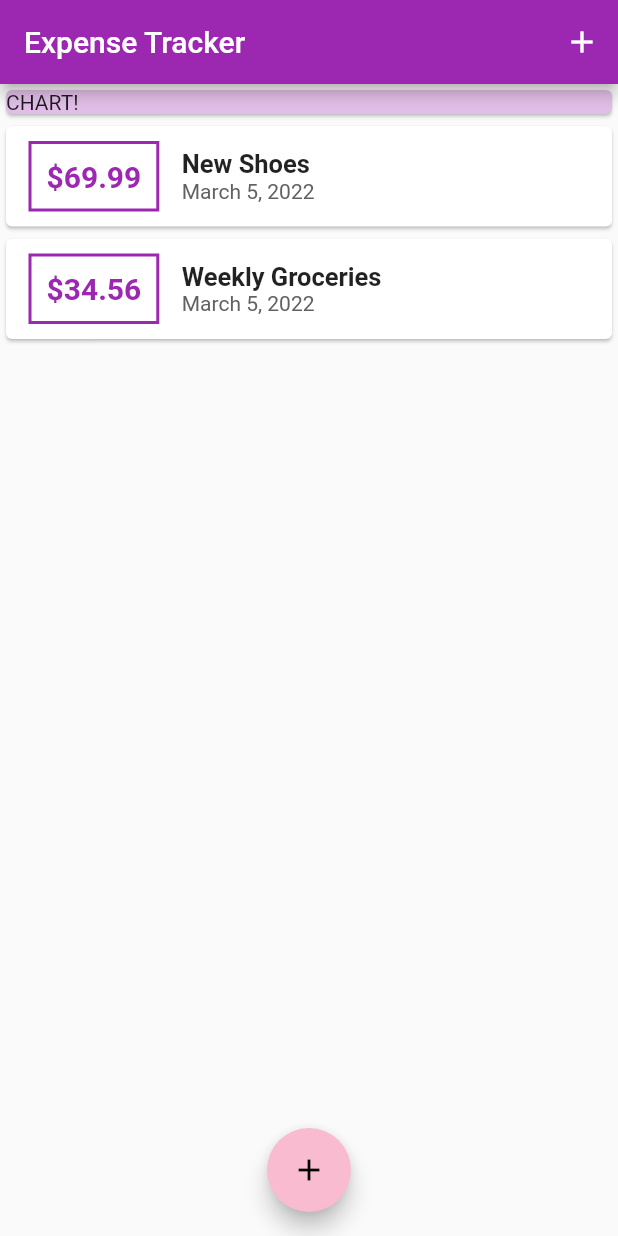
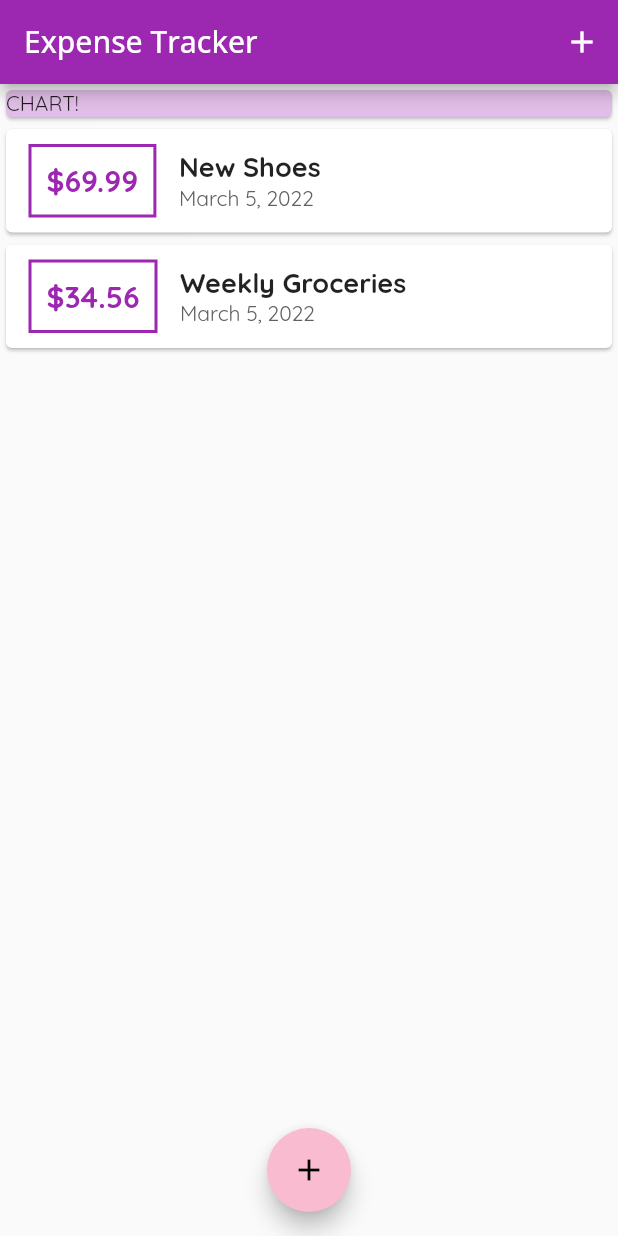
Before and after one commit to My-Flutter-Learning/Expense-Tracker, a Flutter app: the screen it shows after launch, on a phone screen of 412 x 824 dp. Run offline on Flutter 3.47's test engine with Material 2 defaults, Android fonts, the phone set to English and light mode, and no system bars.

Commit message:
Added fonts to the app and changed title fonts.

```diff
--- a/lib/main.dart
+++ b/lib/main.dart
@@ -13,7 +13,14 @@ class MyApp extends StatelessWidget {
   Widget build(BuildContext context) {
     return  MaterialApp(
       title: 'Expense Tracker',
-      theme: ThemeData(primarySwatch: Colors.purple, accentColor: Colors.pink[100]),
+      theme: ThemeData(
+        primarySwatch: Colors.purple,
+        // colorScheme: ThemeData().colorScheme.copyWith(secondary: Colors.pink), // New way of declaring the accentColor
+        accentColor: Colors.pink[100],
+        fontFamily:'Quicksand',
+        textTheme: const TextTheme(headline6: TextStyle(fontFamily: 'OpenSans'), bodyText1: TextStyle(fontFamily: 'Quicksand', fontWeight: FontWeight.bold, fontSize: 18)),
+        // appBarTheme: const AppBarTheme(titleTextStyle: TextStyle(fontFamily: 'OpenSans', fontSize: 20)) // Old ways of declaring font family for thr appBar Title
+      ),
       home: const MyHomePage(),
 
     );
--- a/lib/widgets/transaction_list.dart
+++ b/lib/widgets/transaction_list.dart
@@ -39,8 +39,7 @@ class TransactionList extends StatelessWidget {
                   children: <Widget>[
                     Text(
                       transactions[index].title,
-                      style: const TextStyle(
-                          fontSize: 17, fontWeight: FontWeight.bold),
+                      style: Theme.of(context).textTheme.bodyText1,
                     ),
                     Text(
                       DateFormat.yMMMMd().format(transactions[index].date),
```
Also changed, not shown: pubspec.yaml (+13 -11 lines), Assets/Fonts/OpenSans-Bold.ttf (added), Assets/Fonts/OpenSans-Regular.ttf (added), Assets/Fonts/Quicksand-Bold.ttf (added), Assets/Fonts/Quicksand-Light.ttf (added), Assets/Fonts/Quicksand-Medium.ttf (added), Assets/Fonts/Quicksand-Regular.ttf (added).
